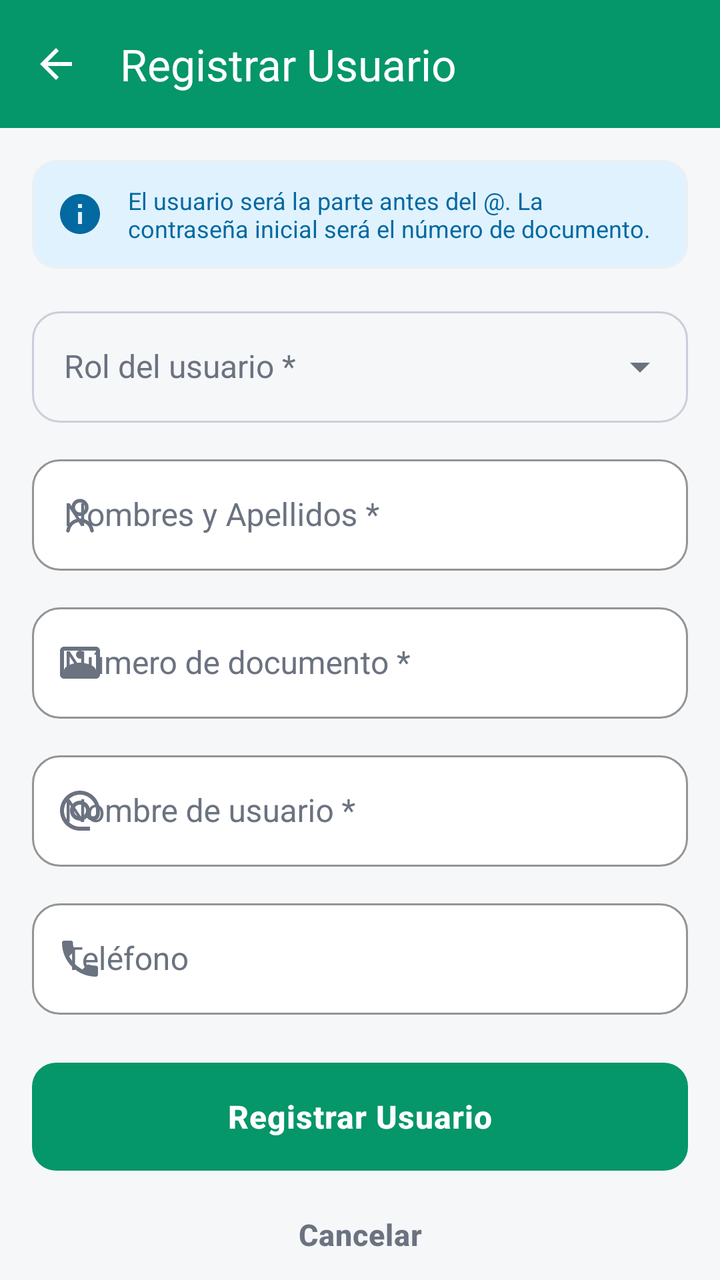
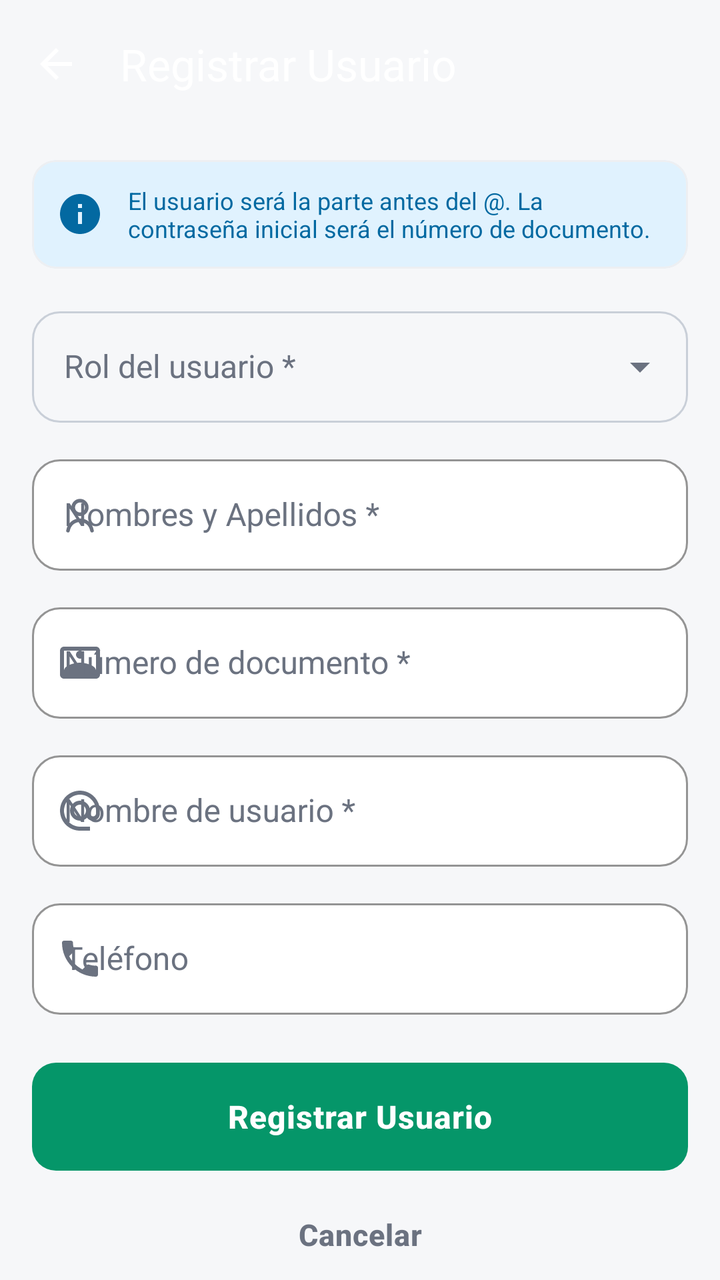

The first picture is an Android layout as it rendered before a commit; the second is the same layout after the commit. The layout source and the unified diff follow.
<!-- AndroidManifest.xml: application theme Theme.BienestarUPC -->
<!-- res/layout/activity_register_user.xml -->
<?xml version="1.0" encoding="utf-8"?>
<androidx.constraintlayout.widget.ConstraintLayout
    xmlns:android="http://schemas.android.com/apk/res/android"
    xmlns:app="http://schemas.android.com/apk/res-auto"
    xmlns:tools="http://schemas.android.com/tools"
    android:layout_width="match_parent"
    android:layout_height="match_parent"
    android:background="@color/background_gray"
    tools:context=".RegisterUserActivity">

    
    <com.google.android.material.appbar.MaterialToolbar
        android:id="@+id/toolbar"
        android:layout_width="match_parent"
        android:layout_height="?attr/actionBarSize"
        android:background="@color/green_primary"
        app:navigationIcon="@drawable/ic_arrow_back"
        app:navigationIconTint="@color/white_card"
        app:title="Registrar Usuario"
        app:titleTextColor="@color/white_card"
        app:layout_constraintTop_toTopOf="parent" />

    
    <androidx.core.widget.NestedScrollView
        android:layout_width="match_parent"
        android:layout_height="0dp"
        android:fillViewport="true"
        app:layout_constraintTop_toBottomOf="@id/toolbar"
        app:layout_constraintBottom_toBottomOf="parent">

        <LinearLayout
            android:layout_width="match_parent"
            android:layout_height="wrap_content"
            android:orientation="vertical"
            android:padding="16dp">

            
            <com.google.android.material.card.MaterialCardView
                android:layout_width="match_parent"
                android:layout_height="wrap_content"
                app:cardBackgroundColor="@color/info_bg"
                app:cardCornerRadius="12dp"
                app:cardElevation="0dp">

                <LinearLayout
                    android:layout_width="match_parent"
                    android:layout_height="wrap_content"
                    android:orientation="horizontal"
                    android:padding="12dp"
                    android:gravity="center_vertical">

                    <ImageView
                        android:layout_width="24dp"
                        android:layout_height="24dp"
                        android:src="@drawable/ic_info"
                        app:tint="@color/info_text" />

                    <TextView
                        android:layout_width="0dp"
                        android:layout_height="wrap_content"
                        android:layout_weight="1"
                        android:layout_marginStart="12dp"
                        android:text="El usuario será la parte antes del @. La contraseña inicial será el número de documento."
                        android:textColor="@color/info_text"
                        android:textSize="12sp" />
                </LinearLayout>
            </com.google.android.material.card.MaterialCardView>

            
            <com.google.android.material.textfield.TextInputLayout
                android:id="@+id/layout_rol"
                style="@style/Widget.Material3.TextInputLayout.OutlinedBox.ExposedDropdownMenu"
                android:layout_width="match_parent"
                android:layout_height="wrap_content"
                android:layout_marginTop="16dp"
                android:hint="Rol del usuario *">

                <com.google.android.material.textfield.MaterialAutoCompleteTextView
                    android:id="@+id/dropdown_rol"
                    android:layout_width="match_parent"
                    android:layout_height="wrap_content"
                    android:inputType="none"
                    android:textColor="@color/text_primary" />
            </com.google.android.material.textfield.TextInputLayout>

            
            <com.google.android.material.textfield.TextInputLayout
                android:id="@+id/layout_nombre"
                android:layout_width="match_parent"
                android:layout_height="wrap_content"
                android:layout_marginTop="12dp"
                android:hint="Nombres y Apellidos *"
                app:boxBackgroundColor="@color/white_card"
                app:startIconDrawable="@drawable/ic_person"
                app:startIconTint="@color/text_secondary">

                <com.google.android.material.textfield.TextInputEditText
                    android:id="@+id/edit_nombre"
                    android:layout_width="match_parent"
                    android:layout_height="wrap_content"
                    android:inputType="textPersonName|textCapWords"
                    android:textColor="@color/text_primary" />
            </com.google.android.material.textfield.TextInputLayout>

            
            <com.google.android.material.textfield.TextInputLayout
                android:id="@+id/layout_documento"
                android:layout_width="match_parent"
                android:layout_height="wrap_content"
                android:layout_marginTop="12dp"
                android:hint="Número de documento *"
                app:boxBackgroundColor="@color/white_card"
                app:startIconDrawable="@drawable/ic_badge"
                app:startIconTint="@color/text_secondary">

                <com.google.android.material.textfield.TextInputEditText
                    android:id="@+id/edit_documento"
                    android:layout_width="match_parent"
                    android:layout_height="wrap_content"
                    android:inputType="number"
                    android:maxLength="15"
                    android:textColor="@color/text_primary" />
            </com.google.android.material.textfield.TextInputLayout>

            
            <com.google.android.material.textfield.TextInputLayout
                android:id="@+id/layout_usuario"
                android:layout_width="match_parent"
                android:layout_height="wrap_content"
                android:layout_marginTop="12dp"
                android:hint="Nombre de usuario *"
                app:boxBackgroundColor="@color/white_card"
                app:startIconDrawable="@drawable/ic_at"
                app:startIconTint="@color/text_secondary"
                app:suffixText="@unicesar.edu.co"
                app:suffixTextColor="@color/green_primary">

                <com.google.android.material.textfield.TextInputEditText
                    android:id="@+id/edit_usuario"
                    android:layout_width="match_parent"
                    android:layout_height="wrap_content"
                    android:inputType="text|textNoSuggestions"
                    android:maxLength="30"
                    android:textColor="@color/text_primary" />
            </com.google.android.material.textfield.TextInputLayout>

            
            <com.google.android.material.textfield.TextInputLayout
                android:id="@+id/layout_telefono"
                android:layout_width="match_parent"
                android:layout_height="wrap_content"
                android:layout_marginTop="12dp"
                android:hint="Teléfono"
                app:boxBackgroundColor="@color/white_card"
                app:startIconDrawable="@drawable/ic_phone"
                app:startIconTint="@color/text_secondary">

                <com.google.android.material.textfield.TextInputEditText
                    android:id="@+id/edit_telefono"
                    android:layout_width="match_parent"
                    android:layout_height="wrap_content"
                    android:inputType="phone"
                    android:maxLength="15"
                    android:textColor="@color/text_primary" />
            </com.google.android.material.textfield.TextInputLayout>

            
            <LinearLayout
                android:id="@+id/section_estudiante"
                android:layout_width="match_parent"
                android:layout_height="wrap_content"
                android:orientation="vertical"
                android:visibility="gone">

                <TextView
                    android:layout_width="wrap_content"
                    android:layout_height="wrap_content"
                    android:layout_marginTop="20dp"
                    android:layout_marginBottom="8dp"
                    android:text="Datos Académicos"
                    android:textColor="@color/text_primary"
                    android:textSize="14sp"
                    android:textStyle="bold" />

                
                <com.google.android.material.textfield.TextInputLayout
                    android:id="@+id/layout_codigo"
                    android:layout_width="match_parent"
                    android:layout_height="wrap_content"
                    android:hint="Código estudiantil"
                    app:boxBackgroundColor="@color/white_card">

                    <com.google.android.material.textfield.TextInputEditText
                        android:id="@+id/edit_codigo"
                        android:layout_width="match_parent"
                        android:layout_height="wrap_content"
                        android:inputType="number"
                        android:textColor="@color/text_primary" />
                </com.google.android.material.textfield.TextInputLayout>

                
                <com.google.android.material.textfield.TextInputLayout
                    android:id="@+id/layout_programa"
                    android:layout_width="match_parent"
                    android:layout_height="wrap_content"
                    android:layout_marginTop="12dp"
                    android:hint="Programa académico"
                    app:boxBackgroundColor="@color/white_card">

                    <com.google.android.material.textfield.TextInputEditText
                        android:id="@+id/edit_programa"
                        android:layout_width="match_parent"
                        android:layout_height="wrap_content"
                        android:inputType="textCapWords"
                        android:textColor="@color/text_primary" />
                </com.google.android.material.textfield.TextInputLayout>

                
                <com.google.android.material.textfield.TextInputLayout
                    android:id="@+id/layout_semestre"
                    android:layout_width="match_parent"
                    android:layout_height="wrap_content"
                    android:layout_marginTop="12dp"
                    android:hint="Semestre actual"
                    app:boxBackgroundColor="@color/white_card">

                    <com.google.android.material.textfield.TextInputEditText
                        android:id="@+id/edit_semestre"
                        android:layout_width="match_parent"
                        android:layout_height="wrap_content"
                        android:inputType="number"
                        android:maxLength="2"
                        android:textColor="@color/text_primary" />
                </com.google.android.material.textfield.TextInputLayout>
            </LinearLayout>

            
            <LinearLayout
                android:id="@+id/section_docente"
                android:layout_width="match_parent"
                android:layout_height="wrap_content"
                android:orientation="vertical"
                android:visibility="gone">

                <TextView
                    android:layout_width="wrap_content"
                    android:layout_height="wrap_content"
                    android:layout_marginTop="20dp"
                    android:text="Los cursos se asignan después del registro."
                    android:textColor="@color/text_secondary"
                    android:textSize="12sp"
                    android:textStyle="italic" />
            </LinearLayout>

            
            <LinearLayout
                android:id="@+id/section_psicologo"
                android:layout_width="match_parent"
                android:layout_height="wrap_content"
                android:orientation="vertical"
                android:visibility="gone">

                <com.google.android.material.textfield.TextInputLayout
                    android:id="@+id/layout_especialidad"
                    android:layout_width="match_parent"
                    android:layout_height="wrap_content"
                    android:layout_marginTop="16dp"
                    android:hint="Especialidad"
                    app:boxBackgroundColor="@color/white_card">

                    <com.google.android.material.textfield.TextInputEditText
                        android:id="@+id/edit_especialidad"
                        android:layout_width="match_parent"
                        android:layout_height="wrap_content"
                        android:inputType="textCapWords"
                        android:textColor="@color/text_primary" />
                </com.google.android.material.textfield.TextInputLayout>
            </LinearLayout>

            
            <com.google.android.material.progressindicator.CircularProgressIndicator
                android:id="@+id/progress_register"
                android:layout_width="wrap_content"
                android:layout_height="wrap_content"
                android:layout_gravity="center_horizontal"
                android:layout_marginTop="16dp"
                android:indeterminate="true"
                android:visibility="gone"
                app:indicatorColor="@color/green_primary"
                app:indicatorSize="32dp" />

            
            <com.google.android.material.button.MaterialButton
                android:id="@+id/btn_register"
                android:layout_width="match_parent"
                android:layout_height="54dp"
                android:layout_marginTop="24dp"
                android:text="Registrar Usuario"
                android:textSize="16sp"
                android:textStyle="bold"
                android:textColor="@color/white_card"
                app:backgroundTint="@color/green_primary"
                app:cornerRadius="12dp" />

            
            <com.google.android.material.button.MaterialButton
                android:id="@+id/btn_cancel"
                style="@style/Widget.Material3.Button.TextButton"
                android:layout_width="match_parent"
                android:layout_height="wrap_content"
                android:layout_marginTop="8dp"
                android:text="Cancelar"
                android:textColor="@color/text_secondary" />

        </LinearLayout>
    </androidx.core.widget.NestedScrollView>

</androidx.constraintlayout.widget.ConstraintLayout>
<!-- resources referenced by this layout -->
<resources>
  <color name="background_gray">#F6F7F9</color>
  <color name="green_primary">#059669</color>
  <color name="info_bg">#E0F2FE</color>
  <color name="info_text">#0369A1</color>
  <color name="text_primary">#111827</color>
  <color name="text_secondary">#6B7280</color>
  <color name="white_card">#FFFFFF</color>
  <!-- drawable ic_arrow_back (drawable) -->
  <?xml version="1.0" encoding="utf-8"?>
  <vector xmlns:android="http://schemas.android.com/apk/res/android"
      android:width="24dp" android:height="24dp"
      android:viewportWidth="24" android:viewportHeight="24">
      <path
          android:fillColor="#FF000000"
          android:pathData="M20,11H7.83l5.59,-5.59L12,4l-8,8 8,8 1.41,-1.41L7.83,13H20v-2z"/>
  </vector>
  <!-- drawable ic_info (drawable) -->
  <?xml version="1.0" encoding="utf-8"?>
  <vector xmlns:android="http://schemas.android.com/apk/res/android"
      android:width="24dp" android:height="24dp"
      android:viewportWidth="24" android:viewportHeight="24">
      <path
          android:fillColor="#FF000000"
          android:pathData="M12,2C6.48,2 2,6.48 2,12s4.48,10 10,10 10,-4.48 10,-10S17.52,2 12,2zM13,17h-2v-6h2v6zM13,9h-2L11,7h2v2z"/>
  </vector>
  <color name="green_container">#D1FAE5</color>
  <color name="on_primary_container">#053B2A</color>
  <color name="teal_primary">#0D9488</color>
  <color name="teal_light">#CCFBF1</color>
  <color name="surface_container_low">#F8FAFC</color>
  <color name="surface_container">#EFF2F5</color>
  <color name="surface_container_high">#E7EAEE</color>
  <color name="surface_container_highest">#DEE2E8</color>
  <color name="surface_outline">#C9CFD8</color>
  <color name="surface_outline_variant">#E4E7EC</color>
  <color name="error_text">#DC2626</color>
  <color name="green_primary_dark">#047857</color>
  <style name="Widget.BienestarUPC.Card" parent="Widget.Material3.CardView.Elevated">
          <item name="cardCornerRadius">20dp</item>
          <item name="cardElevation">1dp</item>
          <item name="cardBackgroundColor">@color/white_card</item>
          <item name="strokeColor">@color/stroke_color</item>
          <item name="strokeWidth">1dp</item>
          <item name="rippleColor">@color/green_light</item>
      </style>
  <style name="Widget.BienestarUPC.Chip" parent="Widget.Material3.Chip.Filter">
          <item name="chipCornerRadius">20dp</item>
          <item name="chipMinHeight">36dp</item>
          <item name="chipBackgroundColor">@color/chip_bg</item>
          <item name="android:textColor">@color/chip_text</item>
          <item name="chipStrokeWidth">1dp</item>
          <item name="chipStrokeColor">@color/stroke_color</item>
      </style>
  <style name="ThemeOverlay.BienestarUPC.MaterialAlertDialog" parent="ThemeOverlay.Material3.MaterialAlertDialog">
          <item name="shapeAppearanceOverlay">@style/ShapeAppearance.BienestarUPC.Dialog</item>
          <item name="colorSecondary">@color/green_primary</item>
      </style>
  <style name="Widget.BienestarUPC.Snackbar" parent="Widget.Material3.Snackbar">
          <item name="backgroundTint">@color/text_primary</item>
          <item name="android:textColor">@color/white_card</item>
          <item name="shapeAppearanceOverlay">@style/ShapeAppearance.BienestarUPC.Snackbar</item>
      </style>
  <color name="gray_medium">#9CA3AF</color>
  <color name="stroke_color">#EDEFF2</color>
  <color name="green_light">#D1FAE5</color>
  <color name="nav_background">#FFFFFF</color>
  <color name="chip_bg">#F3F4F6</color>
  <color name="chip_text">#111827</color>
  <style name="ShapeAppearance.BienestarUPC.Dialog" parent="ShapeAppearance.Material3.LargeComponent">
          <item name="cornerSize">24dp</item>
      </style>
  <style name="ShapeAppearance.BienestarUPC.Snackbar" parent="ShapeAppearance.Material3.MediumComponent">
          <item name="cornerFamily">rounded</item>
          <item name="cornerSize">14dp</item>
      </style>
  <!-- unchanged entries left out for length: 8 -->
</resources>

<!-- the commit's change to res/layout/activity_register_user.xml (unified diff, before → after) -->
@@ -5,7 +5,7 @@
     xmlns:tools="http://schemas.android.com/tools"
     android:layout_width="match_parent"
     android:layout_height="match_parent"
-    android:background="@color/background_gray"
+   
     tools:context=".RegisterUserActivity">
 
     
@@ -13,7 +13,7 @@
         android:id="@+id/toolbar"
         android:layout_width="match_parent"
         android:layout_height="?attr/actionBarSize"
-        android:background="@color/green_primary"
+       
         app:navigationIcon="@drawable/ic_arrow_back"
         app:navigationIconTint="@color/white_card"
         app:title="Registrar Usuario"
@@ -49,7 +49,7 @@
                     android:padding="12dp"
                     android:gravity="center_vertical">
 
-                    <ImageView
+                    <ImageView android:contentDescription="@null"
                         android:layout_width="24dp"
                         android:layout_height="24dp"
                         android:src="@drawable/ic_info"
